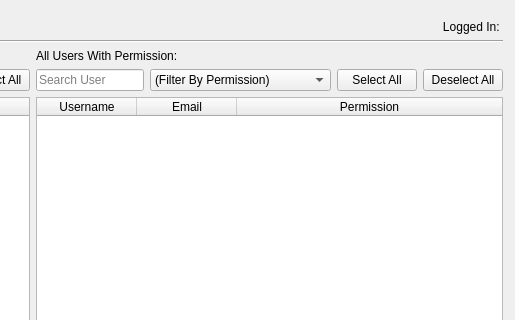
Qt form mslib/msui/ui/ui_mscolab_admin_window.ui (Open-MSS/MSS) before a commit; both pictures show x 448 to 963 and y 0 to 320 of the 963 by 736 pixel window.
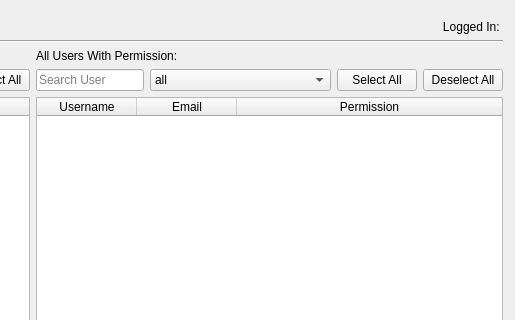
The same form after that commit.

Commit message: added table filters in admin window

The edit to the form file:
```diff
--- a/mslib/msui/ui/ui_mscolab_admin_window.ui
+++ b/mslib/msui/ui/ui_mscolab_admin_window.ui
@@ -14,7 +14,7 @@
    <string>Admin Window</string>
   </property>
   <widget class="QWidget" name="centralwidget">
-   <widget class="QWidget" name="">
+   <widget class="QWidget" name="layoutWidget">
     <property name="geometry">
      <rect>
       <x>0</x>
@@ -198,7 +198,7 @@
              </property>
              <item>
               <property name="text">
-               <string>(Filter By Permission)</string>
+               <string>all</string>
               </property>
              </item>
              <item>
```
The commit also changes 3 other files.
